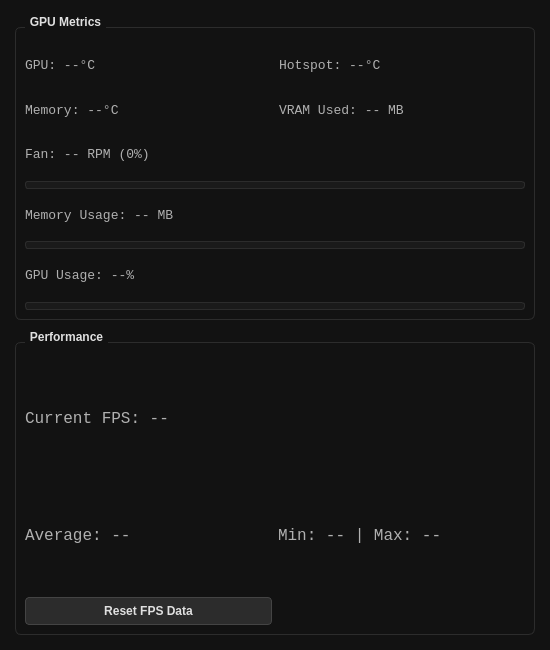
Above: Gui.ui from matteotenca/amdfansensors before the change. Below: the same form after it.
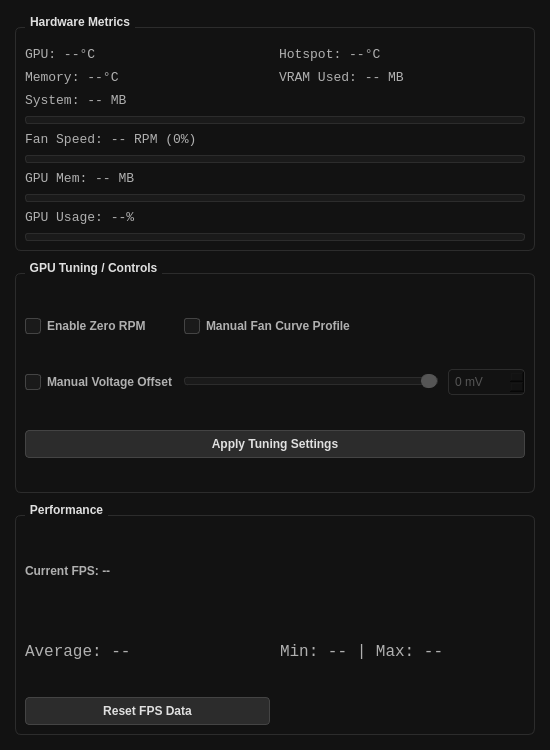
That is the form after the change.

Commit message:
feat(gui): add tuning controls and system metrics
Update GpuManager to support system memory tracking.
Implement Zero RPM, Fan Curve, and Voltage Offset features in GUI.
Enhance UI styling and labels for hardware information.

```diff
--- a/Gui.ui
+++ b/Gui.ui
@@ -7,7 +7,7 @@
     <x>0</x>
     <y>0</y>
     <width>550</width>
-    <height>650</height>
+    <height>750</height>
    </rect>
   </property>
   <property name="windowTitle">
@@ -60,7 +60,64 @@
 }
 QPushButton:pressed {
 	background-color: #1A1A1A;
-}</string>
+}
+QPushButton:disabled {
+	background-color: #444444;
+	color: #888888;
+	border: 1px solid #3a3a3a;
+}
+QCheckBox {
+	color: #B0B0B0;
+	font-weight: bold;
+	spacing: 6px;
+}
+QCheckBox::indicator {
+	width: 14px;
+	height: 14px;
+	border: 1px solid #444444;
+	border-radius: 3px;
+	background-color: #1A1A1A;
+}
+QCheckBox::indicator:checked {
+	background-color: #EF5350;
+	border: 1px solid #EF5350;
+}
+QCheckBox::indicator:disabled {
+	border: 1px solid #2C2C2C;
+	background-color: #121212;
+}
+QCheckBox:disabled {
+	color: #555555;
+}
+QSlider::groove:horizontal {
+	border: 1px solid #2C2C2C;
+	height: 6px;
+	background: #1A1A1A;
+	border-radius: 3px;
+}
+QSlider::handle:horizontal {
+	background: #EF5350;
+	border: 1px solid #EF5350;
+	width: 14px;
+	margin: -4px 0;
+	border-radius: 7px;
+}
+QSlider::handle:horizontal:disabled {
+	background: #555555;
+	border: 1px solid #555555;
+}
+QSpinBox {
+	background-color: #1A1A1A;
+	color: #E0E0E0;
+	border: 1px solid #2C2C2C;
+	border-radius: 4px;
+	padding: 4px;
+}
+QSpinBox:disabled {
+	color: #555555;
+	background-color: #121212;
+}
+</string>
   </property>
   <widget class="QWidget" name="m_centralWidget">
    <layout class="QVBoxLayout" name="m_mainLayout">
@@ -82,14 +139,14 @@
     <item>
      <widget class="QGroupBox" name="m_hardwareGroup">
       <property name="title">
-       <string>GPU Metrics</string>
+       <string>Hardware Metrics</string>
       </property>
       <layout class="QGridLayout" name="hwLayout">
        <property name="spacing">
         <number>8</number>
        </property>
-       <item row="0" column="0">
-        <widget class="QLabel" name="m_gpuTempLabel">
+       <item row="2" column="0">
+        <widget class="QLabel" name="m_systemMemoryLabel">
          <property name="font">
           <font>
            <family>Consolas</family>
@@ -97,7 +154,20 @@
           </font>
          </property>
          <property name="text">
-          <string>GPU: --°C</string>
+          <string>System: -- MB</string>
+         </property>
+        </widget>
+       </item>
+       <item row="8" column="0" colspan="2">
+        <widget class="QLabel" name="m_gpuUsageLabel">
+         <property name="font">
+          <font>
+           <family>Consolas</family>
+           <pointsize>10</pointsize>
+          </font>
+         </property>
+         <property name="text">
+          <string>GPU Usage: --%</string>
          </property>
         </widget>
        </item>
@@ -114,8 +184,24 @@
          </property>
         </widget>
        </item>
-       <item row="1" column="0">
-        <widget class="QLabel" name="m_memTempLabel">
+       <item row="7" column="0" colspan="2">
+        <widget class="QProgressBar" name="m_memoryBar">
+         <property name="maximumSize">
+          <size>
+           <width>16777215</width>
+           <height>8</height>
+          </size>
+         </property>
+         <property name="value">
+          <number>0</number>
+         </property>
+         <property name="textVisible">
+          <bool>false</bool>
+         </property>
+        </widget>
+       </item>
+       <item row="6" column="0" colspan="2">
+        <widget class="QLabel" name="m_memoryLabel">
          <property name="font">
           <font>
            <family>Consolas</family>
@@ -123,7 +209,23 @@
           </font>
          </property>
          <property name="text">
-          <string>Memory: --°C</string>
+          <string>GPU Mem: -- MB</string>
+         </property>
+        </widget>
+       </item>
+       <item row="9" column="0" colspan="2">
+        <widget class="QProgressBar" name="gpuUsageProgressBar">
+         <property name="maximumSize">
+          <size>
+           <width>16777215</width>
+           <height>8</height>
+          </size>
+         </property>
+         <property name="value">
+          <number>0</number>
+         </property>
+         <property name="textVisible">
+          <bool>false</bool>
          </property>
         </widget>
        </item>
@@ -140,37 +242,8 @@
          </property>
         </widget>
        </item>
-       <item row="2" column="0" colspan="2">
-        <widget class="QLabel" name="m_fanLabel">
-         <property name="font">
-          <font>
-           <family>Consolas</family>
-           <pointsize>10</pointsize>
-          </font>
-         </property>
-         <property name="text">
-          <string>Fan: -- RPM (0%)</string>
-         </property>
-        </widget>
-       </item>
-       <item row="3" column="0" colspan="2">
-        <widget class="QProgressBar" name="m_fanBar">
-         <property name="maximumSize">
-          <size>
-           <width>16777215</width>
-           <height>8</height>
-          </size>
-         </property>
-         <property name="value">
-          <number>0</number>
-         </property>
-         <property name="textVisible">
-          <bool>false</bool>
-         </property>
-        </widget>
-       </item>
        <item row="4" column="0" colspan="2">
-        <widget class="QLabel" name="m_mempryLabel">
+        <widget class="QLabel" name="m_fanLabel">
          <property name="font">
           <font>
            <family>Consolas</family>
@@ -178,12 +251,38 @@
           </font>
          </property>
          <property name="text">
-          <string>Memory Usage: -- MB</string>
+          <string>Fan Speed: -- RPM (0%)</string>
+         </property>
+        </widget>
+       </item>
+       <item row="0" column="0">
+        <widget class="QLabel" name="m_gpuTempLabel">
+         <property name="font">
+          <font>
+           <family>Consolas</family>
+           <pointsize>10</pointsize>
+          </font>
+         </property>
+         <property name="text">
+          <string>GPU: --°C</string>
+         </property>
+        </widget>
+       </item>
+       <item row="1" column="0">
+        <widget class="QLabel" name="m_memTempLabel">
+         <property name="font">
+          <font>
+           <family>Consolas</family>
+           <pointsize>10</pointsize>
+          </font>
+         </property>
+         <property name="text">
+          <string>Memory: --°C</string>
          </property>
         </widget>
        </item>
        <item row="5" column="0" colspan="2">
-        <widget class="QProgressBar" name="m_memoryBar">
+        <widget class="QProgressBar" name="m_fanBar">
          <property name="maximumSize">
           <size>
            <width>16777215</width>
@@ -198,21 +297,8 @@
          </property>
         </widget>
        </item>
-       <item row="6" column="0" colspan="2">
-        <widget class="QLabel" name="m_gpuUsageLabel">
-         <property name="font">
-          <font>
-           <family>Consolas</family>
-           <pointsize>10</pointsize>
-          </font>
-         </property>
-         <property name="text">
-          <string>GPU Usage: --%</string>
-         </property>
-        </widget>
-       </item>
-       <item row="7" column="0" colspan="2">
-        <widget class="QProgressBar" name="gpuUsageProgressBar">
+       <item row="3" column="0" colspan="2">
+        <widget class="QProgressBar" name="m_systemMemoryBar">
          <property name="maximumSize">
           <size>
            <width>16777215</width>
@@ -230,18 +316,104 @@
       </layout>
      </widget>
     </item>
+    <item>
+     <widget class="QGroupBox" name="m_controlGroup">
+      <property name="title">
+       <string>GPU Tuning / Controls</string>
+      </property>
+      <layout class="QGridLayout" name="controlLayout">
+       <property name="spacing">
+        <number>10</number>
+       </property>
+       <item row="0" column="0">
+        <widget class="QCheckBox" name="m_zeroRpmCheckbox">
+         <property name="text">
+          <string>Enable Zero RPM</string>
+         </property>
+        </widget>
+       </item>
+       <item row="0" column="1">
+        <widget class="QCheckBox" name="m_fanCurveCheckbox">
+         <property name="text">
+          <string>Manual Fan Curve Profile</string>
+         </property>
+        </widget>
+       </item>
+       <item row="1" column="0">
+        <widget class="QCheckBox" name="m_voltageOffsetCheckbox">
+         <property name="text">
+          <string>Manual Voltage Offset</string>
+         </property>
+        </widget>
+       </item>
+       <item row="1" column="1">
+        <layout class="QHBoxLayout" name="voltageLayout">
+         <item>
+          <widget class="QSlider" name="m_voltageSlider">
+           <property name="enabled">
+            <bool>false</bool>
+           </property>
+           <property name="minimum">
+            <number>-200</number>
+           </property>
+           <property name="maximum">
+            <number>0</number>
+           </property>
+           <property name="value">
+            <number>0</number>
+           </property>
+           <property name="orientation">
+            <enum>Qt::Orientation::Horizontal</enum>
+           </property>
+          </widget>
+         </item>
+         <item>
+          <widget class="QSpinBox" name="m_voltageSpinBox">
+           <property name="enabled">
+            <bool>false</bool>
+           </property>
+           <property name="suffix">
+            <string> mV</string>
+           </property>
+           <property name="minimum">
+            <number>-200</number>
+           </property>
+           <property name="maximum">
+            <number>0</number>
+           </property>
+           <property name="value">
+            <number>0</number>
+           </property>
+          </widget>
+         </item>
+        </layout>
+       </item>
+       <item row="2" column="0" colspan="2">
+        <widget class="QPushButton" name="m_applyTuningButton">
+         <property name="text">
+          <string>Apply Tuning Settings</string>
+         </property>
+        </widget>
+       </item>
+      </layout>
+     </widget>
+    </item>
     <item>
      <widget class="QGroupBox" name="m_fpsGroup">
       <property name="title">
        <string>Performance</string>
       </property>
       <layout class="QGridLayout" name="fpsLayout">
+       <property name="spacing">
+        <number>10</number>
+       </property>
        <item row="0" column="0" colspan="2">
         <widget class="QLabel" name="m_instantFpsLabel">
          <property name="font">
           <font>
-           <family>Consolas</family>
-           <pointsize>12</pointsize>
+           <family>Segoe UI</family>
+           <pointsize>9</pointsize>
+           <bold>true</bold>
           </font>
          </property>
          <property name="text">
```
The commit also changes 5 other files.
